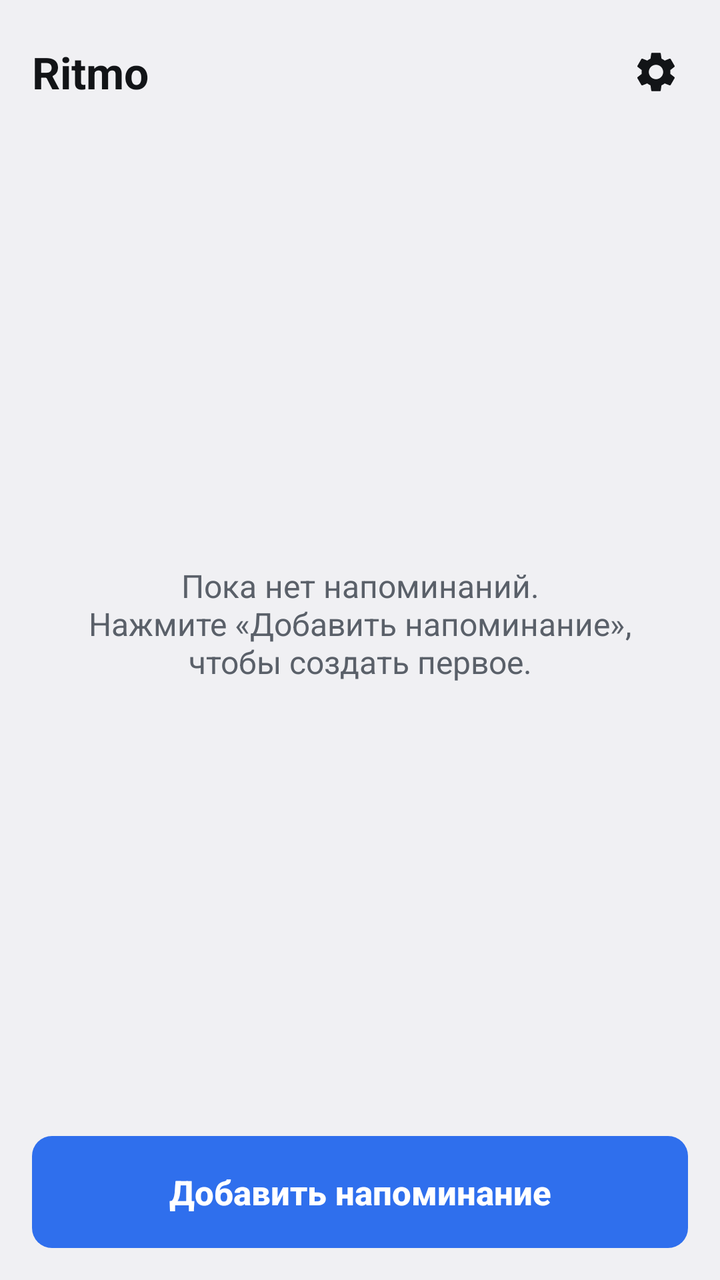
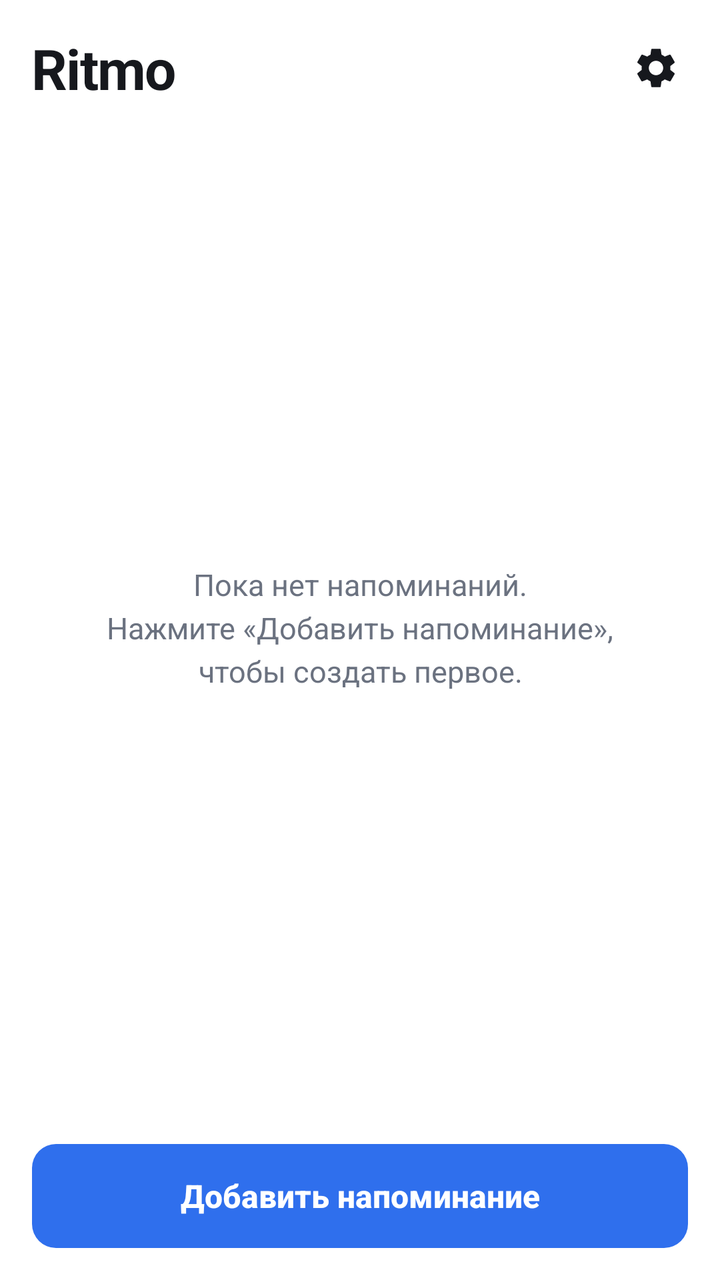

Screens rendered from an Android XML layout before and after an edit, with the pre-edit source and the edit as a unified diff.
<!-- AndroidManifest.xml: application theme Theme.Ritmo -->
<!-- res/layout/activity_main.xml -->
<?xml version="1.0" encoding="utf-8"?>
<LinearLayout xmlns:android="http://schemas.android.com/apk/res/android"
    android:id="@+id/root"
    android:layout_width="match_parent"
    android:layout_height="match_parent"
    android:orientation="vertical">

    <LinearLayout
        android:layout_width="match_parent"
        android:layout_height="wrap_content"
        android:gravity="center_vertical"
        android:orientation="horizontal"
        android:paddingStart="16dp"
        android:paddingEnd="8dp"
        android:paddingTop="12dp"
        android:paddingBottom="4dp">

        <TextView
            android:layout_width="0dp"
            android:layout_height="wrap_content"
            android:layout_weight="1"
            android:text="@string/app_name"
            android:textColor="?attr/ritmoTextPrimary"
            android:textSize="22sp"
            android:textStyle="bold" />

        <ImageButton
            android:id="@+id/settings_button"
            android:layout_width="48dp"
            android:layout_height="48dp"
            android:background="?android:attr/selectableItemBackgroundBorderless"
            android:contentDescription="@string/settings"
            android:scaleType="center"
            android:src="@drawable/ic_settings" />
    </LinearLayout>

    <FrameLayout
        android:layout_width="match_parent"
        android:layout_height="0dp"
        android:layout_weight="1">

        <ListView
            android:id="@+id/reminder_list"
            android:layout_width="match_parent"
            android:layout_height="match_parent"
            android:divider="?android:attr/listDivider"
            android:dividerHeight="1dp"
            android:paddingTop="4dp"
            android:paddingBottom="4dp" />

        <TextView
            android:id="@+id/empty_view"
            android:layout_width="match_parent"
            android:layout_height="match_parent"
            android:gravity="center"
            android:padding="32dp"
            android:text="@string/empty_list"
            android:textColor="?attr/ritmoTextSecondary"
            android:textSize="16sp" />
    </FrameLayout>

    <Button
        android:id="@+id/add_button"
        style="@style/Widget.Ritmo.Button.Primary"
        android:layout_width="match_parent"
        android:layout_height="wrap_content"
        android:layout_marginStart="16dp"
        android:layout_marginEnd="16dp"
        android:layout_marginTop="8dp"
        android:layout_marginBottom="16dp"
        android:text="@string/add_reminder" />

</LinearLayout>
<!-- resources referenced by this layout -->
<resources>
  <style name="Widget.Ritmo.Button.Primary">
          <item name="android:background">@drawable/button_primary</item>
          <item name="android:textColor">@color/button_primary_text</item>
          <item name="android:textSize">17sp</item>
          <item name="android:textStyle">bold</item>
          <item name="android:minHeight">56dp</item>
      </style>
  <style name="Theme.Ritmo" parent="@android:style/Theme.DeviceDefault.Light">
          <item name="android:windowActionBar">false</item>
          <item name="android:windowNoTitle">true</item>
          <item name="android:windowBackground">?android:attr/colorBackground</item>
          <item name="android:statusBarColor">?android:attr/colorBackground</item>
          <item name="android:navigationBarColor">@android:color/black</item>
          <item name="android:windowLightStatusBar">true</item>
          <item name="android:buttonStyle">@style/Widget.Ritmo.Button</item>
          <item name="ritmoCardBackground">@color/card_background_light</item>
          <item name="ritmoCardStroke">@color/card_stroke_light</item>
          <item name="ritmoTextPrimary">@color/text_primary_light</item>
          <item name="ritmoTextSecondary">@color/text_secondary_light</item>
      </style>
  <!-- drawable button_primary (drawable) -->
  <?xml version="1.0" encoding="utf-8"?>
  <selector xmlns:android="http://schemas.android.com/apk/res/android">
      
      <item android:state_pressed="true">
          <shape android:shape="rectangle">
              <solid android:color="#FF2559C9" />
              <corners android:radius="10dp" />
          </shape>
      </item>
      <item>
          <shape android:shape="rectangle">
              <solid android:color="#FF2F6FED" />
              <corners android:radius="10dp" />
          </shape>
      </item>
  </selector>
  <color name="button_primary_text">#FFFFFFFF</color>
  <style name="Widget.Ritmo.Button" parent="@android:style/Widget.DeviceDefault.Button">
          <item name="android:background">@drawable/button_flat</item>
          <item name="android:textColor">?attr/ritmoTextPrimary</item>
          <item name="android:textAllCaps">false</item>
          <item name="android:minHeight">48dp</item>
          <item name="android:minWidth">0dp</item>
          <item name="android:paddingStart">12dp</item>
          <item name="android:paddingEnd">12dp</item>
          <item name="android:elevation">0dp</item>
          <item name="android:stateListAnimator">@null</item>
      </style>
  <color name="card_background_light">#FFFFFFFF</color>
  <color name="card_stroke_light">#1F000000</color>
  <color name="text_primary_light">#FF121417</color>
  <color name="text_secondary_light">#FF5A6069</color>
  <!-- drawable button_flat (drawable) -->
  <?xml version="1.0" encoding="utf-8"?>
  <selector xmlns:android="http://schemas.android.com/apk/res/android">
      
      <item android:state_selected="true">
          <shape android:shape="rectangle">
              <solid android:color="#332F6FED" />
              <stroke
                  android:width="1.5dp"
                  android:color="#992F6FED" />
              <corners android:radius="10dp" />
          </shape>
      </item>
      <item android:state_pressed="true">
          <shape android:shape="rectangle">
              <solid android:color="#262F6FED" />
              <stroke
                  android:width="1dp"
                  android:color="?attr/ritmoCardStroke" />
              <corners android:radius="10dp" />
          </shape>
      </item>
      <item>
          <shape android:shape="rectangle">
              <solid android:color="?attr/ritmoCardBackground" />
              <stroke
                  android:width="1dp"
                  android:color="?attr/ritmoCardStroke" />
              <corners android:radius="10dp" />
          </shape>
      </item>
  </selector>
  <!-- unchanged entries left out for length: 5 -->
</resources>

<!-- the commit's change to res/layout/activity_main.xml (unified diff, before → after) -->
@@ -3,6 +3,7 @@
     android:id="@+id/root"
     android:layout_width="match_parent"
     android:layout_height="match_parent"
+    android:background="?attr/ritmoWindowBackground"
     android:orientation="vertical">
 
     <LinearLayout
@@ -12,16 +13,17 @@
         android:orientation="horizontal"
         android:paddingStart="16dp"
         android:paddingEnd="8dp"
-        android:paddingTop="12dp"
-        android:paddingBottom="4dp">
+        android:paddingTop="10dp"
+        android:paddingBottom="6dp">
 
         <TextView
             android:layout_width="0dp"
             android:layout_height="wrap_content"
             android:layout_weight="1"
+            android:letterSpacing="-0.02"
             android:text="@string/app_name"
             android:textColor="?attr/ritmoTextPrimary"
-            android:textSize="22sp"
+            android:textSize="28sp"
             android:textStyle="bold" />
 
         <ImageButton
@@ -43,7 +45,7 @@
             android:id="@+id/reminder_list"
             android:layout_width="match_parent"
             android:layout_height="match_parent"
-            android:divider="?android:attr/listDivider"
+            android:divider="?attr/ritmoDivider"
             android:dividerHeight="1dp"
             android:paddingTop="4dp"
             android:paddingBottom="4dp" />
@@ -53,10 +55,11 @@
             android:layout_width="match_parent"
             android:layout_height="match_parent"
             android:gravity="center"
+            android:lineSpacingExtra="4dp"
             android:padding="32dp"
             android:text="@string/empty_list"
             android:textColor="?attr/ritmoTextSecondary"
-            android:textSize="16sp" />
+            android:textSize="15sp" />
     </FrameLayout>
 
     <Button
<!-- resource entries referenced after the edit -->
@@ -2,23 +2,39 @@
 <resources>
   <style name="Widget.Ritmo.Button.Primary">
           <item name="android:background">@drawable/button_primary</item>
-          <item name="android:textColor">@color/button_primary_text</item>
-          <item name="android:textSize">17sp</item>
+          <item name="android:textColor">@color/on_accent</item>
+          <item name="android:textSize">16sp</item>
           <item name="android:textStyle">bold</item>
-          <item name="android:minHeight">56dp</item>
+          <item name="android:minHeight">52dp</item>
       </style>
   <style name="Theme.Ritmo" parent="@android:style/Theme.DeviceDefault.Light">
           <item name="android:windowActionBar">false</item>
           <item name="android:windowNoTitle">true</item>
-          <item name="android:windowBackground">?android:attr/colorBackground</item>
-          <item name="android:statusBarColor">?android:attr/colorBackground</item>
+          <item name="android:windowBackground">@color/window_background_light</item>
+          <item name="android:statusBarColor">@color/window_background_light</item>
+          
           <item name="android:navigationBarColor">@android:color/black</item>
           <item name="android:windowLightStatusBar">true</item>
+          <item name="android:colorAccent">@color/accent</item>
+          <item name="android:textColorPrimary">@color/text_primary_light</item>
+          <item name="android:textColorSecondary">@color/text_secondary_light</item>
           <item name="android:buttonStyle">@style/Widget.Ritmo.Button</item>
+          <item name="ritmoWindowBackground">@color/window_background_light</item>
           <item name="ritmoCardBackground">@color/card_background_light</item>
-          <item name="ritmoCardStroke">@color/card_stroke_light</item>
+          <item name="ritmoCardStroke">@color/line_light</item>
           <item name="ritmoTextPrimary">@color/text_primary_light</item>
           <item name="ritmoTextSecondary">@color/text_secondary_light</item>
+          <item name="ritmoDivider">@color/line_light</item>
+          <item name="ritmoAccent">@color/accent</item>
+          <item name="ritmoAccentSoft">@color/accent_soft_light</item>
+          <item name="ritmoOnAccent">@color/on_accent</item>
+          <item name="ritmoChip">@color/chip_background_light</item>
+          <item name="ritmoChipPressed">@color/chip_pressed_light</item>
+          <item name="ritmoField">@color/field_background_light</item>
+          <item name="ritmoSwitchTrackOff">@color/switch_track_off_light</item>
+          <item name="ritmoSwitchThumbOff">@color/switch_thumb_off_light</item>
+          <item name="ritmoSuccess">@color/success_light</item>
+          <item name="ritmoSuccessSoft">@color/success_soft_light</item>
       </style>
   <!-- drawable button_primary (drawable) -->
   <?xml version="1.0" encoding="utf-8"?>
@@ -26,22 +42,25 @@
       
       <item android:state_pressed="true">
           <shape android:shape="rectangle">
-              <solid android:color="#FF2559C9" />
-              <corners android:radius="10dp" />
+              <solid android:color="@color/accent_pressed" />
+              <corners android:radius="12dp" />
           </shape>
       </item>
       <item>
           <shape android:shape="rectangle">
-              <solid android:color="#FF2F6FED" />
-              <corners android:radius="10dp" />
+              <solid android:color="@color/accent" />
+              <corners android:radius="12dp" />
           </shape>
       </item>
   </selector>
-  <color name="button_primary_text">#FFFFFFFF</color>
+  <color name="on_accent">#FFFFFF</color>
+  <color name="window_background_light">#FFFFFF</color>
+  <color name="accent">#2F6FED</color>
   <style name="Widget.Ritmo.Button" parent="@android:style/Widget.DeviceDefault.Button">
           <item name="android:background">@drawable/button_flat</item>
           <item name="android:textColor">?attr/ritmoTextPrimary</item>
           <item name="android:textAllCaps">false</item>
+          <item name="android:textSize">14sp</item>
           <item name="android:minHeight">48dp</item>
           <item name="android:minWidth">0dp</item>
           <item name="android:paddingStart">12dp</item>
@@ -49,39 +68,42 @@
           <item name="android:elevation">0dp</item>
           <item name="android:stateListAnimator">@null</item>
       </style>
-  <color name="card_background_light">#FFFFFFFF</color>
-  <color name="card_stroke_light">#1F000000</color>
-  <color name="text_primary_light">#FF121417</color>
-  <color name="text_secondary_light">#FF5A6069</color>
+  <color name="card_background_light">#FFFFFF</color>
+  <color name="line_light">#E6E8EC</color>
+  <color name="accent_soft_light">#E8F0FE</color>
+  <color name="chip_background_light">#F1F3F6</color>
+  <color name="chip_pressed_light">#E6E8EC</color>
+  <color name="field_background_light">#FFFFFF</color>
+  <color name="switch_track_off_light">#D7DBE2</color>
+  <color name="switch_thumb_off_light">#FFFFFF</color>
+  <color name="success_light">#1D7A3E</color>
+  <color name="success_soft_light">#E6F4EA</color>
+  <color name="accent_pressed">#245FD6</color>
+  <color name="text_primary_light">#16181D</color>
+  <color name="text_secondary_light">#6B7280</color>
   <!-- drawable button_flat (drawable) -->
   <?xml version="1.0" encoding="utf-8"?>
   <selector xmlns:android="http://schemas.android.com/apk/res/android">
       
       <item android:state_selected="true">
           <shape android:shape="rectangle">
-              <solid android:color="#332F6FED" />
+              <solid android:color="?attr/ritmoAccentSoft" />
               <stroke
                   android:width="1.5dp"
-                  android:color="#992F6FED" />
-              <corners android:radius="10dp" />
+                  android:color="?attr/ritmoAccent" />
+              <corners android:radius="12dp" />
           </shape>
       </item>
       <item android:state_pressed="true">
           <shape android:shape="rectangle">
-              <solid android:color="#262F6FED" />
-              <stroke
-                  android:width="1dp"
-                  android:color="?attr/ritmoCardStroke" />
-              <corners android:radius="10dp" />
+              <solid android:color="?attr/ritmoChipPressed" />
+              <corners android:radius="12dp" />
           </shape>
       </item>
       <item>
           <shape android:shape="rectangle">
-              <solid android:color="?attr/ritmoCardBackground" />
-              <stroke
-                  android:width="1dp"
-                  android:color="?attr/ritmoCardStroke" />
-              <corners android:radius="10dp" />
+              <solid android:color="?attr/ritmoChip" />
+              <corners android:radius="12dp" />
           </shape>
       </item>
   </selector>
